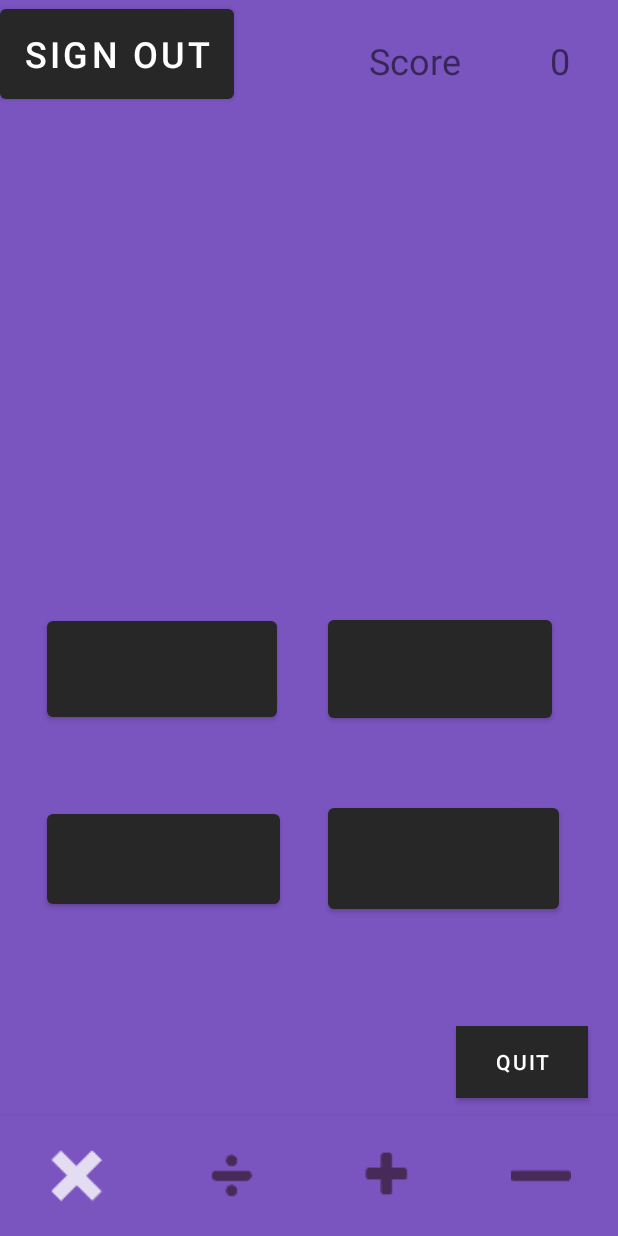
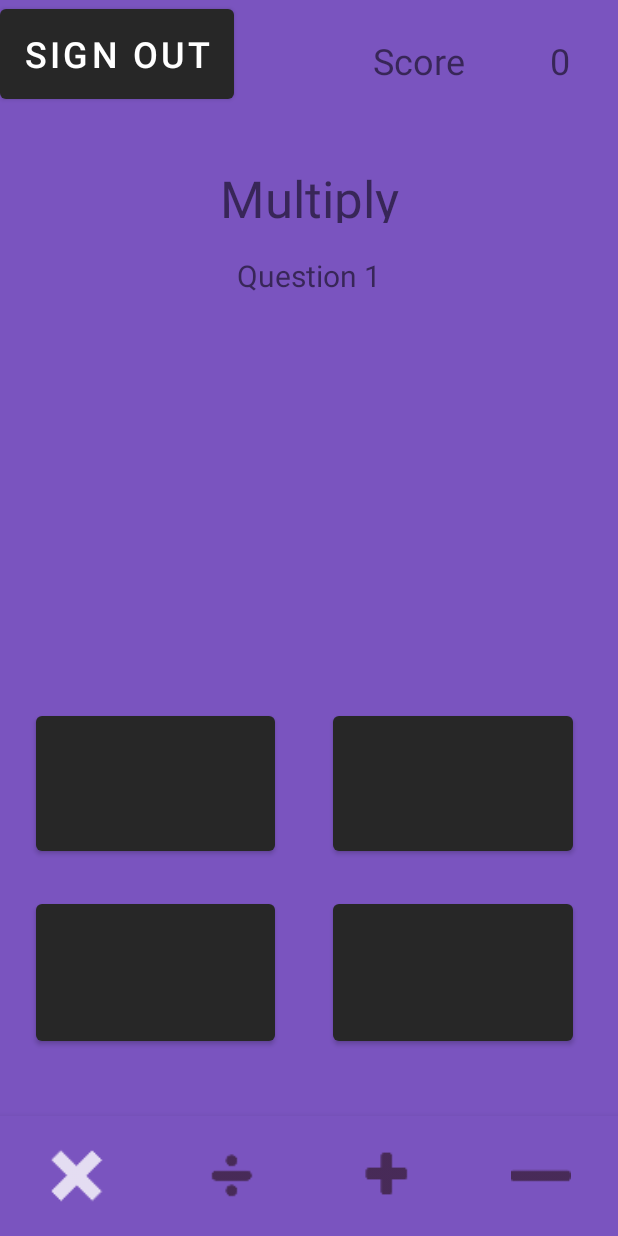
Before and after one commit to darciemurphy03/Maths-Quiz-App, an Android app: the screen it shows after launch (MainActivity), on a phone screen of 412 x 824 dp. Run offline under Robolectric (Android 15) with nearby library versions, the phone set to English and light mode, and no system bars; our stand-ins replace Firebase (no records; nobody signed in at launch, a user with empty details on screens opened directly); libraries missing offline, so code that uses them is left out: com.firebase.ui; 4 statements that could not run were skipped.

Commit message:
score and questionNumber updating

```diff
--- a/app/src/main/java/com/example/com413application/MultiplyPage.java
+++ b/app/src/main/java/com/example/com413application/MultiplyPage.java
@@ -21,13 +21,12 @@ public class MultiplyPage extends Fragment {
 
     TextView scoreView;
     TextView questionView;
+    TextView qNumberDisplay;
     Button btnChoice1, btnChoice2, btnChoice3, btnChoice4;
     int score = 0;
     int questionNumber = 0;
     String answer;
     DatabaseReference questionRef, choice1Ref, choice2Ref, choice3Ref, choice4Ref, answerRef;
-    String qNumber = String.valueOf(questionNumber);
-
 
     public MultiplyPage() {
         //
@@ -40,6 +39,7 @@ public class MultiplyPage extends Fragment {
 
         scoreView = (TextView)view.findViewById(R.id.score);
         questionView = (TextView)view.findViewById(R.id.question);
+        qNumberDisplay = (TextView)view.findViewById(R.id.qNumberText);
 
         btnChoice1 = (Button)view.findViewById(R.id.choice1);
         btnChoice2 = (Button)view.findViewById(R.id.choice2);
@@ -57,8 +57,10 @@ public class MultiplyPage extends Fragment {
                         score = score + 1;
                         updateScore(score);
                         updateQuestion();
+                        updateChoice();
                     } else {
                         updateQuestion();
+                        updateChoice();
                     }
                 }
             });
@@ -71,8 +73,10 @@ public class MultiplyPage extends Fragment {
                         score = score + 1;
                         updateScore(score);
                         updateQuestion();
+                        updateChoice();
                     } else {
                         updateQuestion();
+                        updateChoice();
                     }
                 }
             });
@@ -85,8 +89,10 @@ public class MultiplyPage extends Fragment {
                         score = score + 1;
                         updateScore(score);
                         updateQuestion();
+                        updateChoice();
                     } else {
                         updateQuestion();
+                        updateChoice();
                     }
                 }
             });
@@ -99,8 +105,10 @@ public class MultiplyPage extends Fragment {
                         score = score + 1;
                         updateScore(score);
                         updateQuestion();
+                        updateChoice();
                     } else {
                         updateQuestion();
+                        updateChoice();
                     }
                 }
             });
@@ -113,7 +121,10 @@ public class MultiplyPage extends Fragment {
     }
 
     public void updateQuestion() {
+
         String qNumber = String.valueOf(questionNumber);
+        String displayQuestion = String.valueOf(questionNumber + 1);
+        qNumberDisplay.setText("Question " + displayQuestion);
         questionRef = FirebaseDatabase.getInstance().getReference().child(qNumber).child("question");
 
         questionRef.addValueEventListener(new ValueEventListener() {
@@ -132,7 +143,7 @@ public class MultiplyPage extends Fragment {
 
         public void updateChoice() {
 
-            choice1Ref = FirebaseDatabase.getInstance().getReference().child(qNumber).child("choice1");
+            choice1Ref = FirebaseDatabase.getInstance().getReference().child(String.valueOf(questionNumber)).child("choice1");
             choice1Ref.addValueEventListener(new ValueEventListener() {
                 @Override
                 public void onDataChange(@NonNull DataSnapshot dataSnapshot) {
@@ -180,6 +191,7 @@ public class MultiplyPage extends Fragment {
                 public void onDataChange(@NonNull DataSnapshot dataSnapshot) {
                     String choice = dataSnapshot.getValue(String.class);
                     btnChoice4.setText(choice);
+                        questionNumber++;
                 }
 
                 @Override
@@ -200,8 +212,5 @@ public class MultiplyPage extends Fragment {
 
                 }
             });
-
-            questionNumber++;
-
         }
 }
--- a/app/src/main/res/layout/fragment_multiply.xml
+++ b/app/src/main/res/layout/fragment_multiply.xml
@@ -12,13 +12,11 @@
         android:id="@+id/score_text"
         android:layout_width="wrap_content"
         android:layout_height="wrap_content"
-        android:layout_marginStart="61dp"
         android:layout_marginTop="24dp"
-        android:layout_marginEnd="61dp"
+        android:layout_marginEnd="102dp"
         android:text="Score"
         android:textSize="24sp"
-        app:layout_constraintEnd_toEndOf="@+id/choice2"
-        app:layout_constraintStart_toEndOf="@+id/choice1"
+        app:layout_constraintEnd_toEndOf="parent"
         app:layout_constraintTop_toTopOf="parent" />
 
     <TextView
@@ -36,75 +34,83 @@
         android:id="@+id/question"
         android:layout_width="172dp"
         android:layout_height="93dp"
-        android:layout_marginTop="64dp"
-        android:layout_marginEnd="26dp"
         android:padding="8dp"
         android:text="5 x 5"
         android:textAlignment="center"
         android:textSize="48sp"
-        app:layout_constraintEnd_toEndOf="@+id/score_text"
-        app:layout_constraintTop_toBottomOf="@+id/score_text" />
-
-    <Button
-        android:id="@+id/quit"
-        android:layout_width="wrap_content"
-        android:layout_height="wrap_content"
-        android:layout_marginEnd="20dp"
-        android:layout_marginBottom="12dp"
-        android:background="#B71C1C"
-        android:padding="8dp"
-        android:text="quit"
-        android:textColor="#fff"
-        app:layout_constraintBottom_toBottomOf="parent"
-        app:layout_constraintEnd_toEndOf="parent" />
+        app:layout_constraintEnd_toEndOf="parent"
+        app:layout_constraintStart_toStartOf="parent"
+        app:layout_constraintTop_toBottomOf="@+id/qNumberText" />
 
     <Button
         android:id="@+id/choice1"
         android:layout_width="0dp"
-        android:layout_height="76dp"
-        android:layout_marginStart="31dp"
-        android:layout_marginEnd="34dp"
+        android:layout_height="0dp"
         android:text="CHOICE 1"
         android:textSize="20sp"
-        app:layout_constraintBaseline_toBaselineOf="@+id/choice2"
-        app:layout_constraintEnd_toStartOf="@+id/choice2"
-        app:layout_constraintStart_toStartOf="parent" />
+        app:layout_constraintBottom_toBottomOf="@+id/choice2"
+        app:layout_constraintEnd_toEndOf="@+id/choice3"
+        app:layout_constraintStart_toStartOf="@+id/choice3"
+        app:layout_constraintTop_toTopOf="@+id/choice2" />
 
     <Button
         android:id="@+id/choice2"
-        android:layout_width="149dp"
-        android:layout_height="77dp"
-        android:layout_marginEnd="44dp"
-        android:layout_marginBottom="259dp"
+        android:layout_width="0dp"
+        android:layout_height="102dp"
+        android:layout_marginBottom="23dp"
         android:text="CHOICE 2"
+        android:textSize="20sp"
+        app:layout_constraintBottom_toTopOf="@+id/choice4"
+        app:layout_constraintEnd_toEndOf="@+id/choice4"
+        app:layout_constraintStart_toStartOf="@+id/choice4" />
+
+    <Button
+        android:id="@+id/choice3"
+        android:layout_width="159dp"
+        android:layout_height="0dp"
+        android:layout_marginStart="24dp"
+        android:text="CHOICE 3"
+        android:textSize="20sp"
+        app:layout_constraintBottom_toBottomOf="@+id/choice4"
+        app:layout_constraintStart_toStartOf="parent"
+        app:layout_constraintTop_toTopOf="@+id/choice4" />
+
+    <Button
+        android:id="@+id/choice4"
+        android:layout_width="160dp"
+        android:layout_height="103dp"
+        android:layout_marginEnd="30dp"
+        android:layout_marginBottom="44dp"
+        android:text="CHOICE 4"
         android:textSize="20sp"
         app:layout_constraintBottom_toBottomOf="parent"
         app:layout_constraintEnd_toEndOf="parent" />
 
-    <Button
-        android:id="@+id/choice3"
-        android:layout_width="0dp"
-        android:layout_height="72dp"
-        android:layout_marginStart="31dp"
-        android:layout_marginEnd="32dp"
-        android:text="CHOICE 3"
+    <TextView
+        android:id="@+id/qNumberText"
+        android:layout_width="195dp"
+        android:layout_height="30dp"
+        android:layout_marginTop="170dp"
+        android:text="Question:"
+        android:textAlignment="center"
         android:textSize="20sp"
-        app:layout_constraintBaseline_toBaselineOf="@+id/choice4"
-        app:layout_constraintEnd_toStartOf="@+id/choice4"
-        app:layout_constraintStart_toStartOf="parent" />
+        app:layout_constraintEnd_toEndOf="parent"
+        app:layout_constraintStart_toStartOf="parent"
+        app:layout_constraintTop_toTopOf="parent" />
 
-    <Button
-        android:id="@+id/choice4"
-        android:layout_width="154dp"
-        android:layout_height="79dp"
-        android:layout_marginTop="125dp"
-        android:layout_marginEnd="39dp"
-        android:layout_marginBottom="132dp"
-        android:text="CHOICE 4"
-        android:textSize="20sp"
-        app:layout_constraintBottom_toBottomOf="parent"
+    <TextView
+        android:id="@+id/multiplyTitle"
+        android:layout_width="134dp"
+        android:layout_height="39dp"
+        android:layout_marginTop="53dp"
+        android:layout_marginBottom="52dp"
+        android:text="Multiply"
+        android:textAlignment="center"
+        android:textSize="34sp"
+        app:layout_constraintBottom_toBottomOf="@+id/qNumberText"
         app:layout_constraintEnd_toEndOf="parent"
-        app:layout_constraintTop_toTopOf="@+id/choice2" />
+        app:layout_constraintStart_toStartOf="parent"
+        app:layout_constraintTop_toBottomOf="@+id/score_text" />
 
 
 </androidx.constraintlayout.widget.ConstraintLayout>
```
Lines whose indentation alone changed are shown as unchanged.
